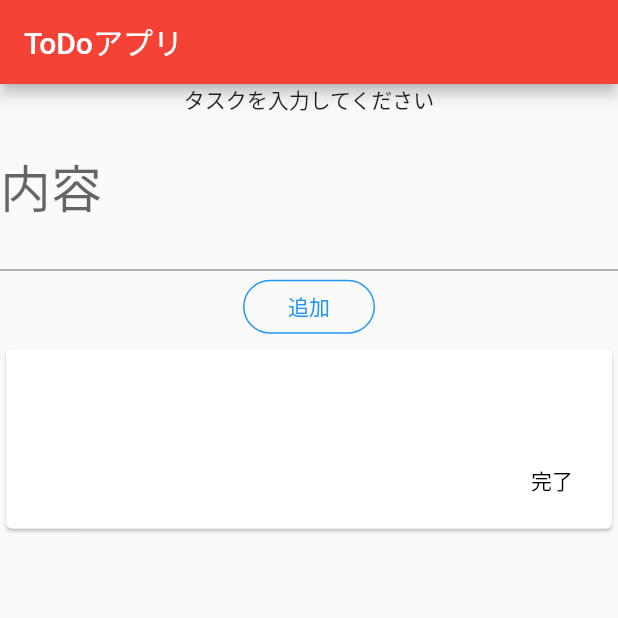
After one commit to RyuseiNomi/todo_app, a Flutter app: the screen it shows after launch, after a tap on "追加", on a phone screen of 412 x 824 dp, the top half of it. The commit adds this screen. Run offline on Flutter 3.47's test engine with Material 2 defaults, Android fonts, the phone set to English and light mode, and no system bars.

Commit message:
out of main page widget and task management process

```diff
--- a/lib/main.dart
+++ b/lib/main.dart
@@ -1,4 +1,4 @@
 import 'package:flutter/material.dart';
-import 'package:todo_app/view/home/home.dart';
+import 'package:todo_app/view/home/main.dart';
 
 void main() => runApp(Home());
--- /dev/null
+++ b/lib/models/task.dart
@@ -0,0 +1,31 @@
+class Task {
+  List<String> task = new List();
+
+  /// 入力されたタスクを画面に描画する
+  ///
+  /// @param String タスク内容 ex) ピーマンを買う
+  void setTask(String taskContents) {
+      this.task.add(taskContents);
+  }
+
+  /// 現在あるタスクを全て画面に描画する
+  ///
+  /// @return array 全てのタスク
+  List<String> getAllTask() {
+      return this.task;
+  }
+
+  /// タスクの有無を判断するためにタスク配列の長さを返すメソッド
+  ///
+  /// @return int タスク配列の長さ
+  int getTaskLength() {
+    return this.task.length;
+  }
+
+  /// 引数で指定されたインデックスのタスクを配列から削除する
+  ///
+  /// @param int 配列のインデックス
+  void deleteTask(int index) {
+      this.task.removeAt(index);
+  }
+}
--- /dev/null
+++ b/lib/view/home/body.dart
@@ -0,0 +1,62 @@
+import 'package:flutter/material.dart';
+import 'package:todo_app/models/task.dart';
+
+class Body extends StatefulWidget {
+  @override
+  _BodyState createState() => _BodyState();
+}
+
+class _BodyState extends State<Body> {
+  TextEditingController taskCtrl = TextEditingController();
+  Task taskModel = Task();
+
+  @override
+  Widget build(BuildContext context) {
+    return Column(
+          mainAxisAlignment: MainAxisAlignment.center,
+          children: <Widget>[
+            Text(
+              'タスクを入力してください',
+            ),
+            TextField(
+              controller: this.taskCtrl,
+              decoration: InputDecoration(hintText: 'ピーマンを買う', labelText: '内容'),
+              style: Theme.of(context).textTheme.display1,
+            ),
+            OutlineButton(
+              onPressed: () => setState(() { taskModel.setTask(this.taskCtrl.text); }),
+              child: Text("追加", style: TextStyle(color: Colors.blue),),
+              borderSide: BorderSide(color: Colors.blue),
+              shape: RoundedRectangleBorder(borderRadius: BorderRadius.circular(30.0)),
+            ),
+            Flexible(
+              child: taskModel.getTaskLength() == 0 //タスクがあるかどうかを判定
+                ? Center(child: Text('タスクはありません'))
+                : Center(child:
+                  ListView.builder( //タスクがある場合は配列の長さの分だけCardウィジットを生成
+                    itemCount: taskModel.task.length,
+                    itemBuilder: (context, int index) {
+                      return Card( //タスク表示のDOM
+                        child: Column(
+                          children: <Widget>[
+                            ListTile(
+                              title: Text(taskModel.task[index]),
+                            ),
+                            ButtonTheme.bar( //タスクCardにボタンを付けるときはのWidgetのchildrenに追加する
+                              child: ButtonBar(
+                                children: <Widget>[
+                                  FlatButton(
+                                    child: const Text('完了'),
+                                    onPressed: () => setState(() {taskModel.deleteTask(index);}),
+                                  )
+                                ],),
+                            )
+                          ],)
+                        );
+                    },
+                  ))
+            ),
+          ],
+        );
+  }
+}
--- /dev/null
+++ b/lib/view/home/main.dart
@@ -0,0 +1,23 @@
+import 'package:flutter/material.dart';
+import 'package:todo_app/view/home/body.dart';
+
+class Home extends StatelessWidget {
+  // This widget is the root of your application.
+  @override
+  Widget build(BuildContext context) {
+    return MaterialApp(
+      title: 'Flutter Demo',
+      theme: ThemeData(
+        primarySwatch: Colors.red,
+      ),
+      home: Scaffold(
+        appBar: AppBar(
+          title: Text("ToDoアプリ"),
+        ),
+        body: Center(
+          child: Body(),
+        )
+      ),
+    );
+  }
+}
```
Also changed, not shown: lib/view/home/home.dart (deleted, +0 -128 lines).
